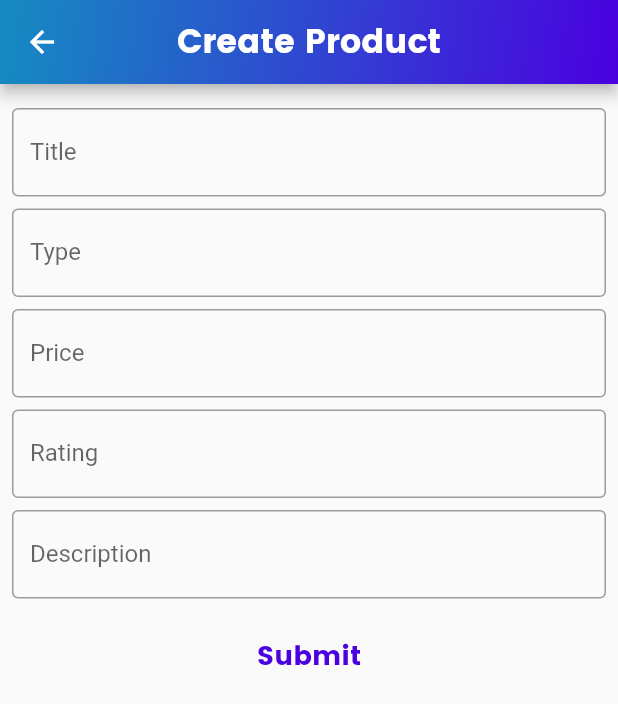
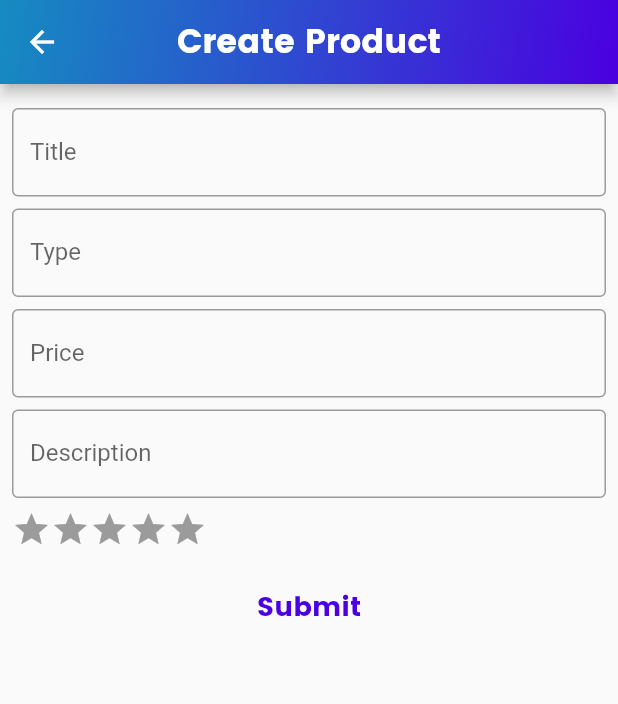
Before and after one commit to italoguasti/product_list_flutter_app_getx, a Flutter app: the screen it shows after launch, after a tap on the "add" icon, on a phone screen of 412 x 824 dp. Shown: the top 704 px of the screen. Run offline on Flutter 3.47's test engine with Material 2 defaults, Android fonts, the phone set to English and light mode, and no system bars; drawn by our look-alikes of flutter_rating_bar; our stand-ins replace firebase_core, flutter_svg, get; accounts and stored records are empty.

Commit message:
custom rating

```diff
--- a/lib/models/product_model.dart
+++ b/lib/models/product_model.dart
@@ -6,7 +6,7 @@ class ProductModel {
   final int height;
   final int width;
   final double price;
-  final int rating;
+  final double rating;
   ProductModel({
     required this.title,
     required this.type,
@@ -40,7 +40,7 @@ class ProductModel {
       height: map['height'].toInt() as int,
       width: map['width'].toInt() as int,
       price: map['price'].toDouble() as double,
-      rating: map['rating'].toInt() as int,
+      rating: map['rating'].toDouble() as double,
     );
   }
 }
--- a/lib/pages/create_page.dart
+++ b/lib/pages/create_page.dart
@@ -6,6 +6,7 @@ import '../validation/validation.dart';
 
 import '../controllers/home_controller.dart';
 import '../theme/app_gradient_color.dart';
+import '../widgets/custom_rating.dart';
 import '../widgets/my_text_form_field.dart';
 
 class CreateProductPage extends StatefulWidget {
@@ -19,8 +20,8 @@ class _CreateProductPageState extends State<CreateProductPage> {
   final _typeController = TextEditingController();
   final _titleController = TextEditingController();
   final _priceController = TextEditingController();
-  final _ratingController = TextEditingController();
   final _descriptionController = TextEditingController();
+  double _rating = 0.0;
 
   final _typeFocus = FocusNode();
   final _priceFocus = FocusNode();
@@ -48,7 +49,7 @@ class _CreateProductPageState extends State<CreateProductPage> {
         height: 10,
         width: 20,
         price: double.parse(_priceController.text.extractNumbers()),
-        rating: int.parse(_ratingController.text),
+        rating: _rating,
       );
       homeController.addProduct(productModel);
       Get.back();
@@ -109,17 +110,6 @@ class _CreateProductPageState extends State<CreateProductPage> {
               ),
               const SizedBox(height: 8.0),
               MyTextFormField(
-                labelText: 'Rating',
-                controller: _ratingController,
-                textInputType: TextInputType.number,
-                textInputAction: TextInputAction.next,
-                focusNode: _ratingFocus,
-                onFieldSubmitted: (_) =>
-                    FocusScope.of(context).requestFocus(_descriptionFocus),
-                validator: (v) => MyRating(v!).validator(),
-              ),
-              const SizedBox(height: 8.0),
-              MyTextFormField(
                 labelText: 'Description',
                 controller: _descriptionController,
                 textInputType: TextInputType.text,
@@ -129,6 +119,13 @@ class _CreateProductPageState extends State<CreateProductPage> {
                   createProduct();
                 },
                 validator: (v) => MyDescription(v!).validator(),
+              ),
+              const SizedBox(height: 8.0),
+              CustomRating(
+                initialRating: _rating,
+                onRatingUpdate: (rating) {
+                  _rating = rating;
+                },
               ),
               const SizedBox(height: 14.0),
               TextButton(
--- a/lib/validation/validators/my_rating.dart
+++ /dev/null
@@ -1,18 +0,0 @@
-import 'package:getx_lesson_one/validation/validators/validate_input.dart';
-
-class MyRating implements ValidateInput {
-  final String _value;
-
-  MyRating(this._value);
-
-  @override
-  String? validator() {
-    if (_value.trim().isEmpty) {
-      return 'Rating is obrigatory.';
-    }
-    if (double.parse(_value) < 1 || double.parse(_value) > 5) {
-      return 'Enter a rating between 1 and 5.';
-    }
-    return null;
-  }
-}
--- a/lib/validation/validators/validators.dart
+++ b/lib/validation/validators/validators.dart
@@ -1,6 +1,5 @@
 export 'my_description.dart';
 export 'my_price.dart';
-export 'my_rating.dart';
 export 'my_title.dart';
 export 'my_type.dart';
 export 'validate_input.dart';
--- /dev/null
+++ b/lib/widgets/custom_rating.dart
@@ -0,0 +1,30 @@
+import 'package:flutter/material.dart';
+import 'package:flutter_rating_bar/flutter_rating_bar.dart';
+
+class CustomRating extends StatelessWidget {
+  final double initialRating;
+  final Function(double) onRatingUpdate;
+
+  const CustomRating({
+    super.key,
+    required this.initialRating,
+    required this.onRatingUpdate,
+  });
+
+  @override
+  Widget build(BuildContext context) {
+    return RatingBar.builder(
+      initialRating: initialRating,
+      minRating: 1.0,
+      direction: Axis.horizontal,
+      allowHalfRating: true,
+      itemCount: 5,
+      itemBuilder: (context, index) => const Icon(
+        Icons.star,
+        color: Colors.amber,
+      ),
+      onRatingUpdate: onRatingUpdate,
+      itemSize: 26.0,
+    );
+  }
+}
```
Also changed, not shown: lib/pages/edit_page.dart (+12 -14 lines).
